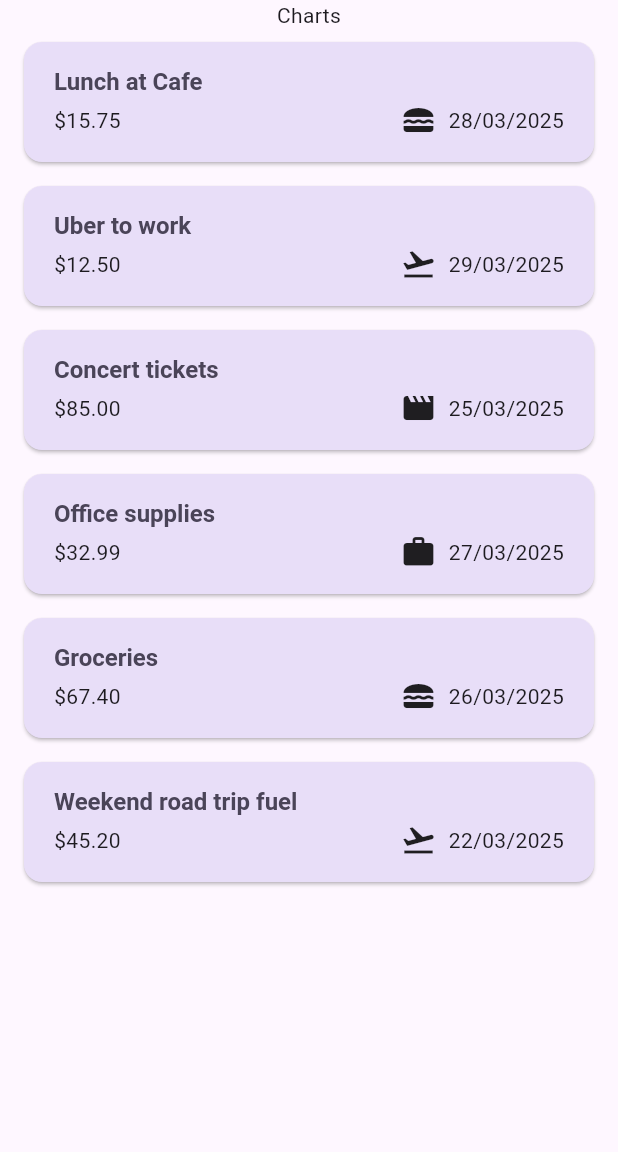
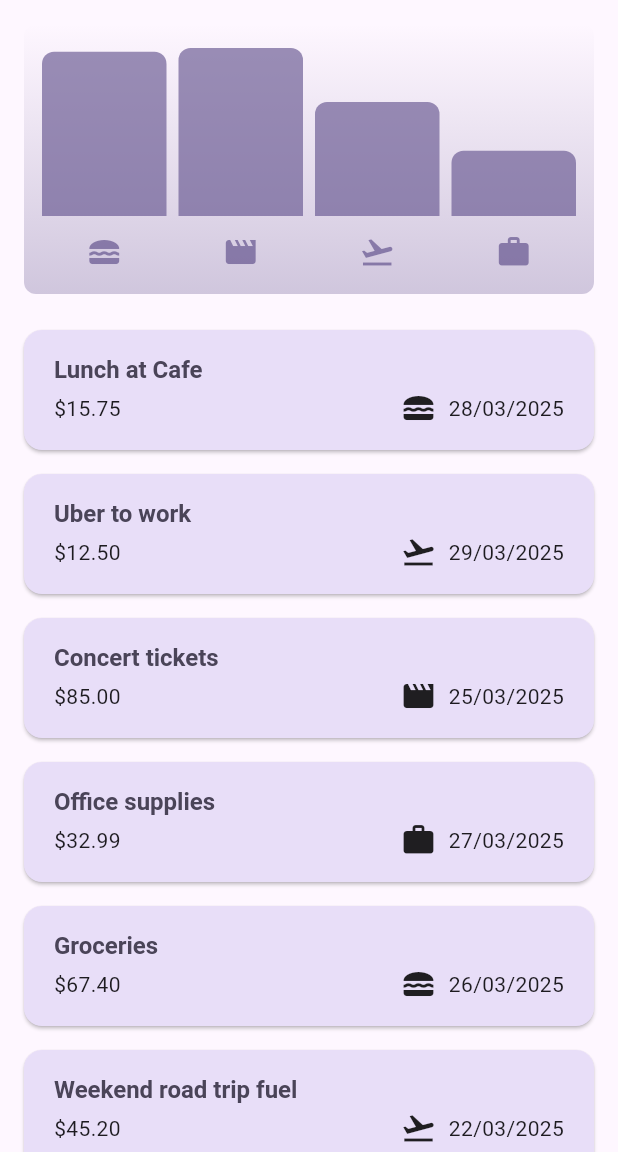
Before and after one commit to filipeemweb/flutter_expense_tracker, a Flutter app: the screen it shows after launch, on a phone screen of 412 x 824 dp, the part 84-1236 px from its top. Run offline on Flutter 3.47's test engine with Material 3 defaults, Android fonts, the phone set to English and light mode, and no system bars.

Commit message:
add charts widget

```diff
--- /dev/null
+++ b/lib/models/expense_bucket.dart
@@ -0,0 +1,24 @@
+import 'package:flutter_expense_tracker/enums/expense_category.dart';
+import 'package:flutter_expense_tracker/models/expense.dart';
+
+class ExpenseBucket {
+  const ExpenseBucket({required this.category, required this.expenses});
+
+  ExpenseBucket.forCategory(List<Expense> allExpenses, {required this.category})
+    : expenses =
+          allExpenses.where((expense) => expense.category == category).toList();
+
+  final EExpenseCategory category;
+  final List<Expense> expenses;
+
+  // double get totalExpenses {
+  //   double sum = 0.0;
+  //   for (final expense in expenses) {
+  //     sum += expense.amount;
+  //   }
+  //   return sum;
+  // }
+
+  double get totalExpenses =>
+      expenses.fold(0.0, (sum, expense) => sum + expense.amount);
+}
--- a/lib/screens/home_screen.dart
+++ b/lib/screens/home_screen.dart
@@ -1,6 +1,7 @@
 import 'package:flutter/material.dart';
 import 'package:flutter_expense_tracker/mocks/expenses_mock.dart';
 import 'package:flutter_expense_tracker/models/expense.dart';
+import 'package:flutter_expense_tracker/widgets/charts/chart.dart';
 import 'package:flutter_expense_tracker/widgets/forms/expense_form.dart';
 import 'package:flutter_expense_tracker/widgets/lists/expenses_list.dart';
 
@@ -80,7 +81,7 @@ class _HomeScreenState extends State<HomeScreen> {
       ),
       body: Column(
         children: [
-          const Text('Charts'),
+          Chart(expenses: _registeredExpenses),
           if (_registeredExpenses.isEmpty) ...[
             const Expanded(child: Center(child: Text('No expenses found'))),
           ],
--- /dev/null
+++ b/lib/widgets/charts/chart.dart
@@ -0,0 +1,92 @@
+import 'dart:math';
+
+import 'package:flutter/material.dart';
+import 'package:flutter_expense_tracker/constants/category_icons.dart';
+import 'package:flutter_expense_tracker/enums/expense_category.dart';
+import 'package:flutter_expense_tracker/models/expense.dart';
+import 'package:flutter_expense_tracker/models/expense_bucket.dart';
+import 'package:flutter_expense_tracker/widgets/charts/chart_bar.dart';
+
+class Chart extends StatelessWidget {
+  const Chart({super.key, required this.expenses});
+
+  final List<Expense> expenses;
+
+  List<ExpenseBucket> get buckets {
+    return [
+      ExpenseBucket.forCategory(expenses, category: EExpenseCategory.food),
+      ExpenseBucket.forCategory(expenses, category: EExpenseCategory.leisure),
+      ExpenseBucket.forCategory(expenses, category: EExpenseCategory.travel),
+      ExpenseBucket.forCategory(expenses, category: EExpenseCategory.work),
+    ];
+  }
+
+  double get maxTotalExpense => buckets.fold<double>(
+    0,
+    (previousValue, bucket) => max(previousValue, bucket.totalExpenses),
+  );
+
+  @override
+  Widget build(BuildContext context) {
+    final theme = Theme.of(context);
+    final isDarkMode =
+        MediaQuery.of(context).platformBrightness == Brightness.dark;
+
+    return Container(
+      margin: const EdgeInsets.all(16),
+      padding: const EdgeInsets.symmetric(vertical: 16, horizontal: 8),
+      width: double.infinity,
+      height: 180,
+      decoration: BoxDecoration(
+        borderRadius: BorderRadius.circular(8),
+        gradient: LinearGradient(
+          colors: [
+            theme.colorScheme.primary.withValues(alpha: 0.3),
+            theme.colorScheme.primary.withValues(alpha: 0.0),
+          ],
+          begin: Alignment.bottomCenter,
+          end: Alignment.topCenter,
+        ),
+      ),
+      child: Column(
+        children: [
+          Expanded(
+            child: Row(
+              crossAxisAlignment: CrossAxisAlignment.end,
+              children: [
+                for (final bucket in buckets) // alternative to map()
+                  ChartBar(
+                    fill:
+                        bucket.totalExpenses > 0
+                            ? bucket.totalExpenses / maxTotalExpense
+                            : 0,
+                  ),
+              ],
+            ),
+          ),
+          const SizedBox(height: 12),
+          Row(
+            children: [
+              ...buckets.map((bucket) {
+                return Expanded(
+                  child: Padding(
+                    padding: const EdgeInsets.symmetric(horizontal: 4),
+                    child: Icon(
+                      categoryIcons[bucket.category],
+                      color:
+                          isDarkMode
+                              ? theme.colorScheme.secondary
+                              : theme.colorScheme.primary.withValues(
+                                alpha: 0.7,
+                              ),
+                    ),
+                  ),
+                );
+              }),
+            ],
+          ),
+        ],
+      ),
+    );
+  }
+}
--- /dev/null
+++ b/lib/widgets/charts/chart_bar.dart
@@ -0,0 +1,35 @@
+import 'package:flutter/material.dart';
+
+class ChartBar extends StatelessWidget {
+  const ChartBar({super.key, required this.fill});
+
+  final double fill;
+
+  @override
+  Widget build(BuildContext context) {
+    final theme = Theme.of(context);
+    final isDarkMode =
+        MediaQuery.of(context).platformBrightness == Brightness.dark;
+
+    return Expanded(
+      child: Padding(
+        padding: const EdgeInsets.symmetric(horizontal: 4),
+        child: FractionallySizedBox(
+          heightFactor: fill,
+          child: DecoratedBox(
+            decoration: BoxDecoration(
+              shape: BoxShape.rectangle,
+              borderRadius: const BorderRadius.vertical(
+                top: Radius.circular(8),
+              ),
+              color:
+                  isDarkMode
+                      ? theme.colorScheme.secondary
+                      : theme.colorScheme.primary.withValues(alpha: 0.65),
+            ),
+          ),
+        ),
+      ),
+    );
+  }
+}
```
